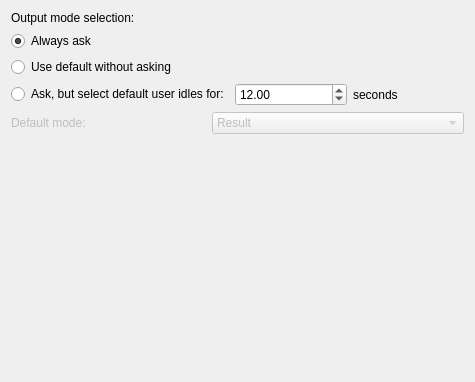
The window that plugins/Commands/Calculator/calculatorconfigurationdlg.ui (KDE/simon) describes before a commit, drawn with Qt 5.
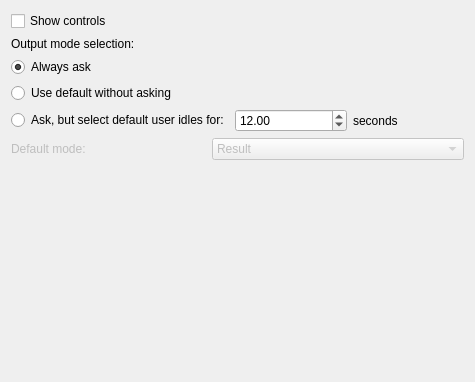
The same window after the commit. Custom widgets are drawn as their Qt base class.

Commit message: The calculator controls can now be hidden through a config option

```diff
--- a/plugins/Commands/Calculator/calculatorconfigurationdlg.ui
+++ b/plugins/Commands/Calculator/calculatorconfigurationdlg.ui
@@ -14,6 +14,13 @@
    <string>Form</string>
   </property>
   <layout class="QVBoxLayout" name="verticalLayout">
+   <item>
+    <widget class="QCheckBox" name="cbShowControls">
+     <property name="text">
+      <string>Show controls</string>
+     </property>
+    </widget>
+   </item>
    <item>
     <widget class="QLabel" name="label">
      <property name="text">
```
The commit also changes 4 other files.
